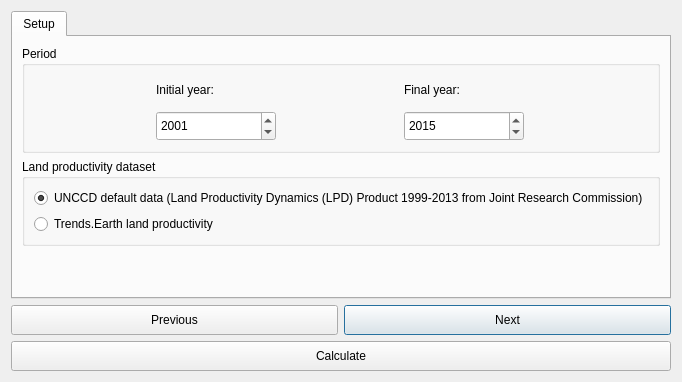
First picture: the form in LDMP/gui/DlgCalculateOneStep.ui, repository ConservationInternational/trends.earth, before the edit.
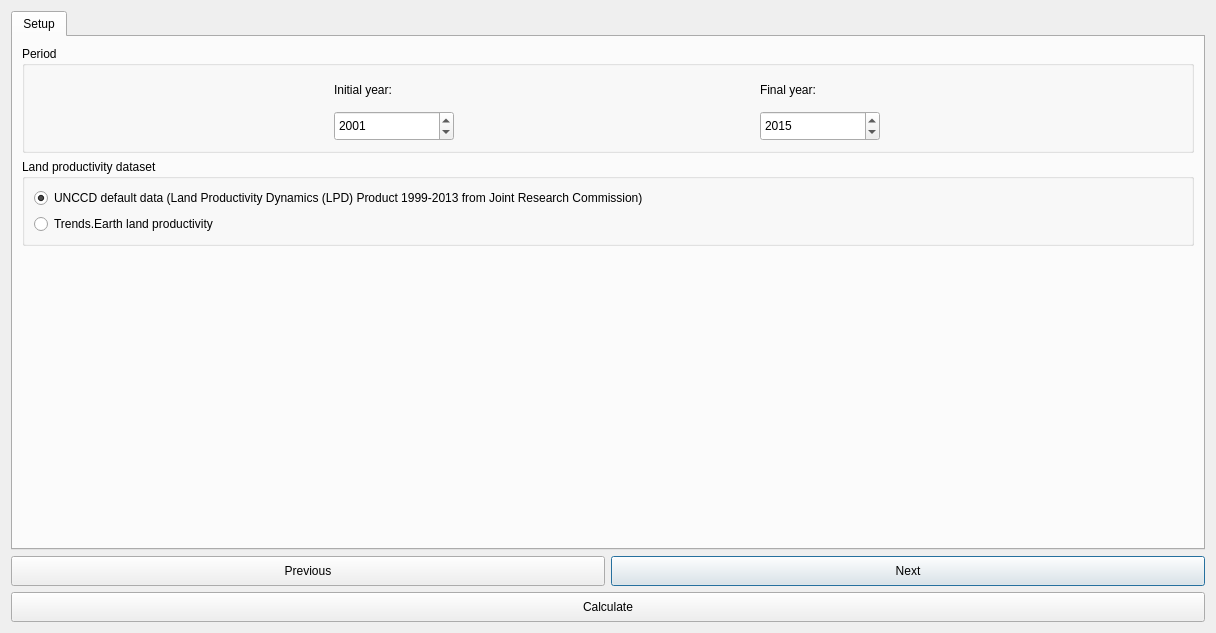
Second picture: the form after the edit.

Diff of the .ui file:
```diff
--- a/LDMP/gui/DlgCalculateOneStep.ui
+++ b/LDMP/gui/DlgCalculateOneStep.ui
@@ -6,12 +6,12 @@
    <rect>
     <x>0</x>
     <y>0</y>
-    <width>605</width>
-    <height>361</height>
+    <width>1216</width>
+    <height>633</height>
    </rect>
   </property>
   <property name="sizePolicy">
-   <sizepolicy hsizetype="Fixed" vsizetype="Fixed">
+   <sizepolicy hsizetype="Fixed" vsizetype="Minimum">
     <horstretch>0</horstretch>
     <verstretch>0</verstretch>
    </sizepolicy>
@@ -23,7 +23,7 @@
    <item>
     <widget class="QTabWidget" name="TabBox">
      <property name="sizePolicy">
-      <sizepolicy hsizetype="Minimum" vsizetype="Expanding">
+      <sizepolicy hsizetype="Minimum" vsizetype="MinimumExpanding">
        <horstretch>0</horstretch>
        <verstretch>0</verstretch>
       </sizepolicy>
@@ -92,7 +92,7 @@
           <item row="1" column="1">
            <widget class="QDateEdit" name="year_final">
             <property name="sizePolicy">
-             <sizepolicy hsizetype="Minimum" vsizetype="Expanding">
+             <sizepolicy hsizetype="Minimum" vsizetype="Minimum">
               <horstretch>0</horstretch>
               <verstretch>0</verstretch>
              </sizepolicy>
@@ -244,6 +244,12 @@
     <layout class="QGridLayout" name="gridLayout_3">
      <item row="0" column="1">
       <widget class="QPushButton" name="button_next">
+       <property name="sizePolicy">
+        <sizepolicy hsizetype="Minimum" vsizetype="Minimum">
+         <horstretch>0</horstretch>
+         <verstretch>0</verstretch>
+        </sizepolicy>
+       </property>
        <property name="minimumSize">
         <size>
          <width>0</width>
@@ -257,6 +263,12 @@
      </item>
      <item row="1" column="0" colspan="2">
       <widget class="QPushButton" name="button_calculate">
+       <property name="sizePolicy">
+        <sizepolicy hsizetype="Minimum" vsizetype="Minimum">
+         <horstretch>0</horstretch>
+         <verstretch>0</verstretch>
+        </sizepolicy>
+       </property>
        <property name="minimumSize">
         <size>
          <width>0</width>
@@ -270,6 +282,12 @@
      </item>
      <item row="0" column="0">
       <widget class="QPushButton" name="button_prev">
+       <property name="sizePolicy">
+        <sizepolicy hsizetype="Minimum" vsizetype="Minimum">
+         <horstretch>0</horstretch>
+         <verstretch>0</verstretch>
+        </sizepolicy>
+       </property>
        <property name="minimumSize">
         <size>
          <width>0</width>
```
